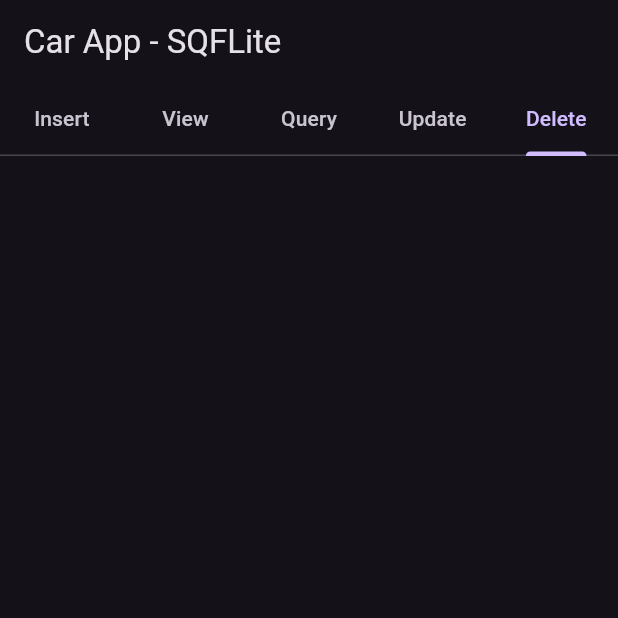
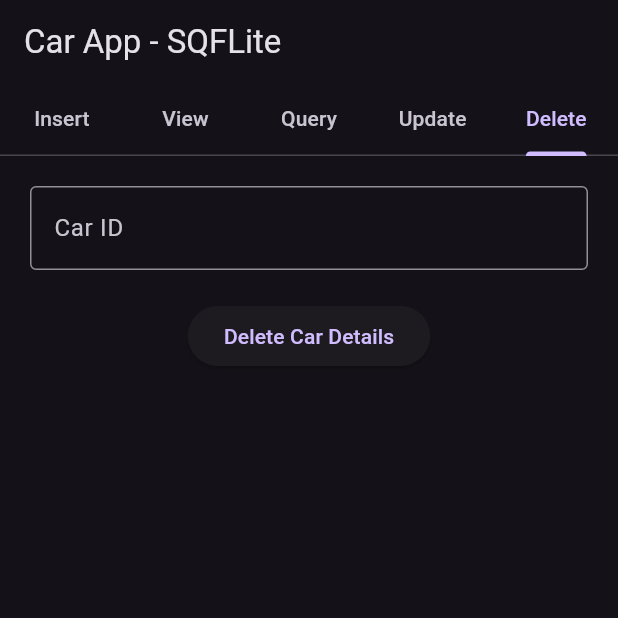
Before and after one commit to AbdurrahmanToprak/flutter_sqflite_cars, a Flutter app: the screen it shows after launch, tab 5 chosen, on a phone screen of 412 x 824 dp, the top half of it. Run offline on Flutter 3.47's test engine with Material 3 defaults, Android fonts, the light colour scheme and no system bars; our stand-ins replace sqflite; accounts and stored records are empty.

Commit message:
Tasarım tamamlandı.

```diff
--- a/lib/screens/myhomepage.dart
+++ b/lib/screens/myhomepage.dart
@@ -21,6 +21,7 @@ class _MyHomePageState extends State<MyHomePage> {
   TextEditingController idUpdateController = TextEditingController();
   TextEditingController nameUpdateController = TextEditingController();
   TextEditingController milesUpdateController = TextEditingController();
+  TextEditingController idDeleteController = TextEditingController();
 
   void _showMessageInScaffold(String message) {
     ScaffoldMessenger.of(context)
@@ -55,6 +56,7 @@ class _MyHomePageState extends State<MyHomePage> {
           ),
           body: TabBarView(
             children: [
+              //INSERT
               Center(
                 child: Column(
                   children: [
@@ -88,6 +90,7 @@ class _MyHomePageState extends State<MyHomePage> {
                   ],
                 ),
               ),
+              //VİEW
               Container(
                 child: ListView.builder(
                     padding: const EdgeInsets.all(8),
@@ -113,6 +116,7 @@ class _MyHomePageState extends State<MyHomePage> {
                       );
                     }),
               ),
+              //QUERY
               Center(
                 child: Column(
                   children: [
@@ -160,8 +164,10 @@ class _MyHomePageState extends State<MyHomePage> {
                   ],
                 ),
               ),
-              Center(
-                child: SingleChildScrollView(
+
+              //UPDATE
+              SingleChildScrollView(
+                child: Center(
                   child: Column(
                     children: [
                       Container(
@@ -196,16 +202,42 @@ class _MyHomePageState extends State<MyHomePage> {
                       ),
                       ElevatedButton(
                           onPressed: () {
-                            String name = nameController.text;
-                            int miles = int.parse(milesController.text);
-                            _insert(name, miles);
+                            int id = int.parse(idUpdateController.text);
+                            String name = nameUpdateController.text;
+                            int miles = int.parse(milesUpdateController.text);
+                            _update(id, name, miles);
                           },
                           child: const Text('Update Car Details'))
                     ],
                   ),
                 ),
               ),
-              const Center(),
+              //DELETE
+              SingleChildScrollView(
+                child: Center(
+                  child: Column(
+                    children: [
+                      Container(
+                        padding: const EdgeInsets.all(20),
+                        child: TextField(
+                          controller: idDeleteController,
+                          decoration: const InputDecoration(
+                            border: OutlineInputBorder(),
+                            labelText: 'Car ID',
+                          ),
+                        ),
+                      ),
+                      ElevatedButton(
+                          onPressed: () {
+                            int id = int.parse(idDeleteController.text);
+
+                            _delete(id);
+                          },
+                          child: const Text('Delete Car Details'))
+                    ],
+                  ),
+                ),
+              ),
             ],
           ),
         ));
@@ -234,4 +266,15 @@ class _MyHomePageState extends State<MyHomePage> {
     carsByName.clear();
     allRows.forEach((row) => carsByName.add(Car.fromMap(row)));
   }
+
+  void _update(int id, String name, int miles) async {
+    Car car = Car(id, name, miles);
+    final rowAffected = await dbHelper.update(car);
+    _showMessageInScaffold('Updated $rowAffected row(s)');
+  }
+
+  void _delete(int id) async {
+    final rowDeleted = await dbHelper.delete(id);
+    _showMessageInScaffold('Deleted $rowDeleted row(s) : rows $id');
+  }
 }
--- a/lib/utils/dbhelper.dart
+++ b/lib/utils/dbhelper.dart
@@ -35,8 +35,8 @@ class DatabaseHelper {
 CREATE TABLE $table(
 $columnId INTEGER PRIMARY KEY AUTOINCREMENT,
 $columnName TEXT NOT NULL,
-$columnMiles INTEGER NOT NULL,
-
+$columnMiles INTEGER NOT NULL
+)
 ''');
   }
 
```
